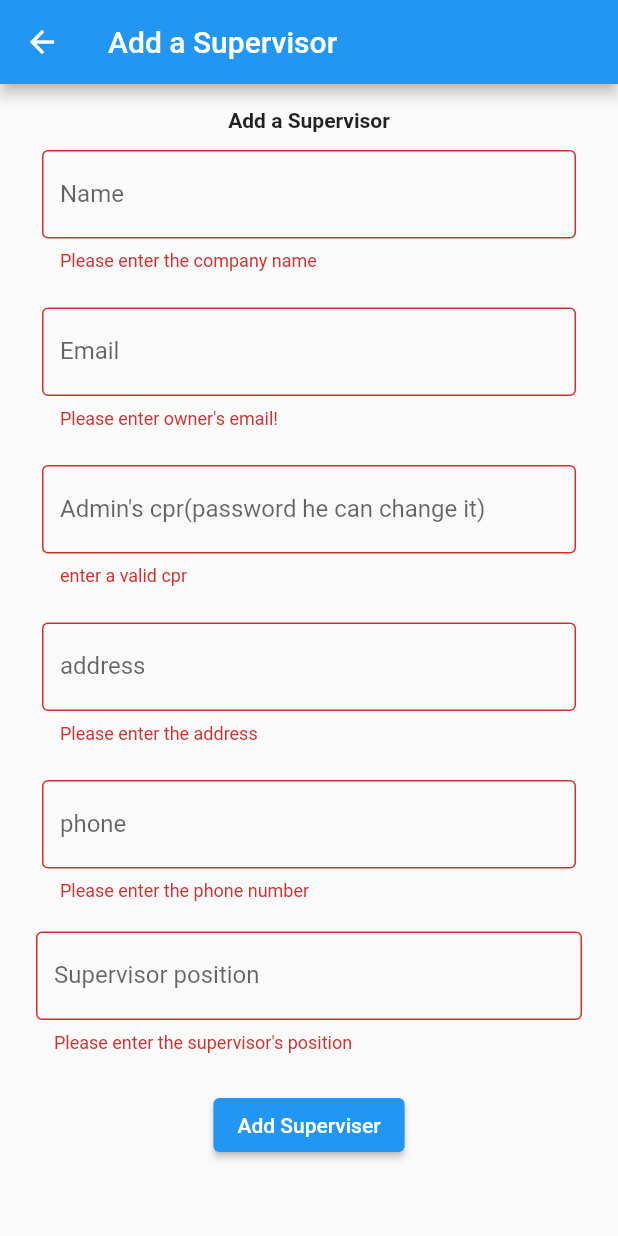
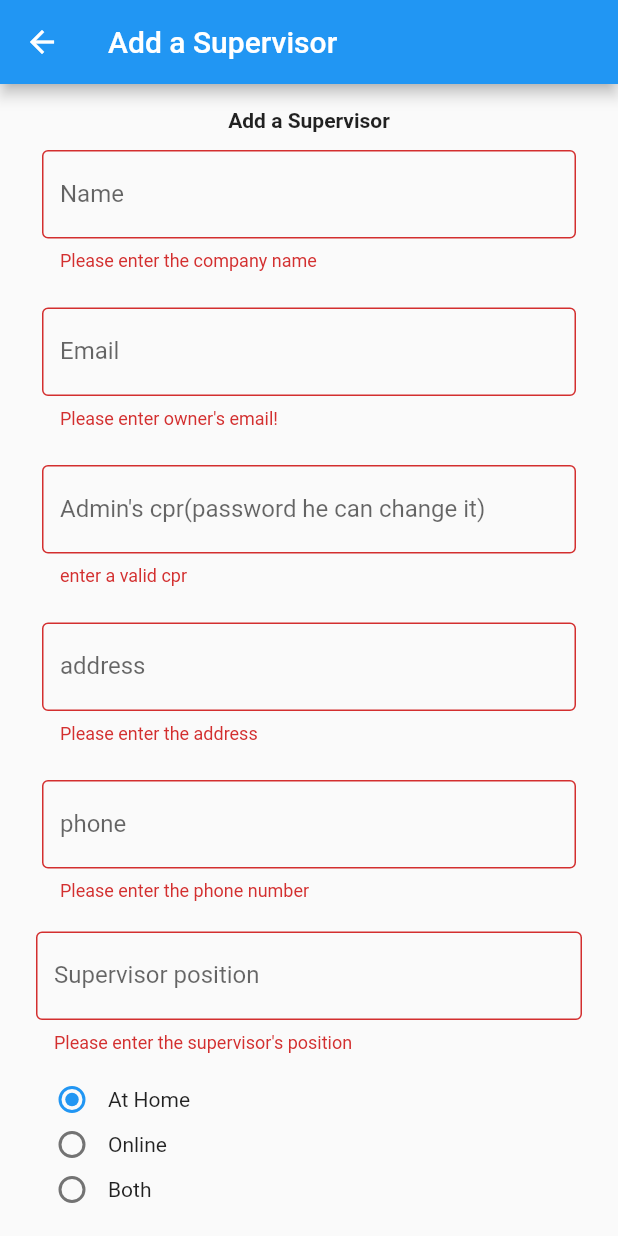
Before and after one commit to mariamsanad/app1, a Flutter app: the SupervisorAdd screen opened by its route, after a tap on "Add Superviser", on a phone screen of 412 x 824 dp. Run offline on Flutter 3.47's test engine with Material 2 defaults, Android fonts, the phone set to English and light mode, and no system bars; drawn by our look-alikes of group_radio_button; our stand-ins replace cloud_firestore, connectivity, firebase_auth, firebase_core, flutter_signin_button, flutter_slidable and 5 more; missing offline and left inert: country_list_pick, web_scraper; accounts and stored records are empty.

Commit message:
Update AddSupervisor.dart

```diff
--- a/lib/Screens/AddSupervisor.dart
+++ b/lib/Screens/AddSupervisor.dart
@@ -2,6 +2,8 @@ import 'package:app1/Components/loading.dart';
 import 'package:app1/Services/crudUser.dart';
 import 'package:firebase_auth/firebase_auth.dart';
 import 'package:flutter/material.dart';
+import 'package:group_radio_button/group_radio_button.dart';
+
 class SupervisorAdd extends StatefulWidget {
   final cid;
 
@@ -23,6 +25,8 @@ class _SupervisorAddState extends State<SupervisorAdd> {
   final TextEditingController _phone = TextEditingController();
   final TextEditingController _name = TextEditingController();
   final TextEditingController _position = TextEditingController();
+
+  var _verticalGroupValue = 'At Home';
 
   @override
   Widget build(BuildContext context) {
@@ -118,6 +122,19 @@ class _SupervisorAddState extends State<SupervisorAdd> {
                         //obscureText: true,
                       ),
                     ),
+                    Padding(
+                      padding: const EdgeInsets.all(8.0),
+                      child: RadioGroup<String>.builder(
+                        groupValue: _verticalGroupValue,
+                        onChanged: (value) => setState(() {
+                          _verticalGroupValue = value!;
+                        }),
+                        items: ['At Home', 'Online','Both'],
+                        itemBuilder: (item) => RadioButtonBuilder(
+                          item,
+                        ),
+                      ),
+                    ),
                     Container(
                       padding: const EdgeInsets.only(top: 16),
                       alignment: Alignment.center,
@@ -130,7 +147,7 @@ class _SupervisorAddState extends State<SupervisorAdd> {
                             });
 
                             try{
-                              await addSupervisor(this.widget.cid,_name.text, _email.text, _cpr.text,_phone.text,_position.text,false).then((value){
+                              await addSupervisor(this.widget.cid,_name.text, _email.text, _cpr.text,_phone.text,_position.text,false,_verticalGroupValue).then((value){
                                 setState(() {
                                   isLoading = false;
                                 });
```
